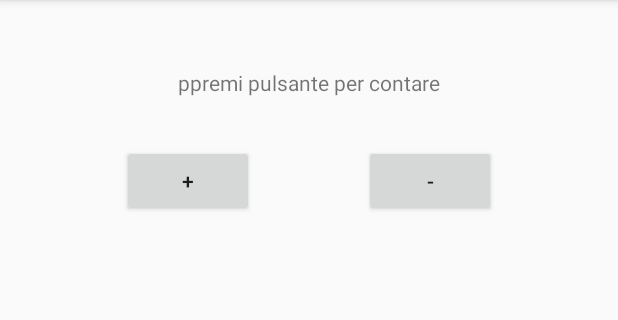
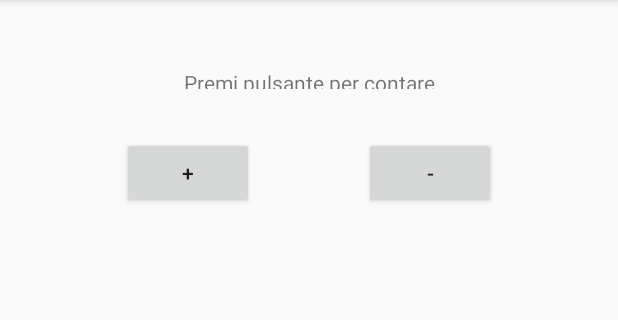
Before and after one commit to Annadr95/Contatore, an Android app: the screen it shows after launch (MainActivity), on a phone screen of 412 x 824 dp, the part 84-404 px from its top. Run offline under Robolectric (Android 15) with nearby library versions, the phone set to English and light mode, and no system bars.

Commit message:
versione funzionante

```diff
--- a/app/src/main/java/com/example/anna/contatore/MainActivity.java
+++ b/app/src/main/java/com/example/anna/contatore/MainActivity.java
@@ -2,12 +2,51 @@ package com.example.anna.contatore;
 
 import android.support.v7.app.AppCompatActivity;
 import android.os.Bundle;
+import android.view.View;
+import android.widget.Button;
+import android.widget.TextView;
 
 public class MainActivity extends AppCompatActivity {
+
+    // view layout
+    private TextView vMessaggio;
+    private Button vAumenta;
+    private Button vDiminuisci;
+
+    private int contatore = 0;
 
     @Override
     protected void onCreate(Bundle savedInstanceState) {
         super.onCreate(savedInstanceState);
         setContentView(R.layout.activity_main);
+
+        //imposto riferimenti layout
+        vMessaggio = findViewById(R.id.textMessaggio);
+        vAumenta = findViewById(R.id.btnAumenta);
+        vDiminuisci = findViewById(R.id.btndiminuisci);
+
+        //imposto azioni pulsanti
+        vAumenta.setOnClickListener(new View.OnClickListener() {
+            @Override
+            public void onClick(View view) {
+                ++contatore;
+                visualizzaMessaggio();
+            }
+        });
+
+        vDiminuisci.setOnClickListener(new View.OnClickListener() {
+            @Override
+            public void onClick(View view) {
+                --contatore;
+                visualizzaMessaggio();
+            }
+        });
+    }
+
+    /**
+     * funzione che visualizza il valore del contatore
+     */
+    private void visualizzaMessaggio(){
+        vMessaggio.setText((R.string.valore)+contatore);
     }
 }
--- a/app/src/main/res/layout/activity_main.xml
+++ b/app/src/main/res/layout/activity_main.xml
@@ -7,9 +7,9 @@
     tools:context="com.example.anna.contatore.MainActivity">
 
     <TextView
-        android:id="@+id/textView"
+        android:id="@+id/textMessaggio"
         android:layout_width="wrap_content"
-        android:layout_height="wrap_content"
+        android:layout_height="14dp"
         android:layout_marginEnd="163dp"
         android:layout_marginStart="163dp"
         android:layout_marginTop="45dp"
@@ -19,25 +19,25 @@
         app:layout_constraintTop_toTopOf="parent" />
 
     <Button
-        android:id="@+id/button"
+        android:id="@+id/btnAumenta"
         android:layout_width="wrap_content"
         android:layout_height="wrap_content"
         android:layout_marginStart="8dp"
         android:layout_marginTop="32dp"
         android:text="@string/aumentare"
-        app:layout_constraintEnd_toStartOf="@+id/button2"
+        app:layout_constraintEnd_toStartOf="@+id/btndiminuisci"
         app:layout_constraintHorizontal_bias="0.5"
         app:layout_constraintStart_toStartOf="parent"
-        app:layout_constraintTop_toBottomOf="@+id/textView" />
+        app:layout_constraintTop_toBottomOf="@+id/textMessaggio" />
 
     <Button
-        android:id="@+id/button2"
+        android:id="@+id/btndiminuisci"
         android:layout_width="wrap_content"
         android:layout_height="wrap_content"
         android:layout_marginEnd="8dp"
         android:text="@string/diminuire"
-        app:layout_constraintBaseline_toBaselineOf="@+id/button"
+        app:layout_constraintBaseline_toBaselineOf="@+id/btnAumenta"
         app:layout_constraintEnd_toEndOf="parent"
         app:layout_constraintHorizontal_bias="0.5"
-        app:layout_constraintStart_toEndOf="@+id/button" />
+        app:layout_constraintStart_toEndOf="@+id/btnAumenta" />
 </android.support.constraint.ConstraintLayout>
--- a/app/src/main/res/values/strings.xml
+++ b/app/src/main/res/values/strings.xml
@@ -2,5 +2,6 @@
     <string name="app_name">Contatore</string>
     <string name="aumentare">+</string>
     <string name="diminuire">-</string>
-    <string name="testo">ppremi pulsante per contare</string>
+    <string name="testo">Premi pulsante per contare</string>
+    <string name="valore">Il contatore vale : </string>
 </resources>
```
